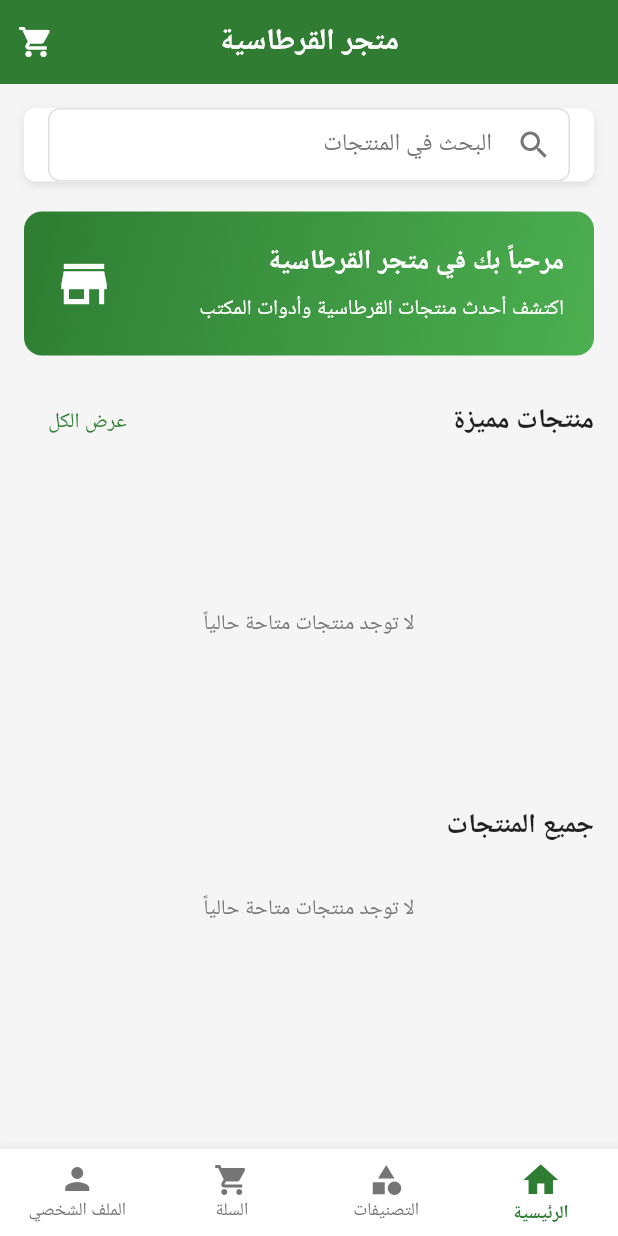
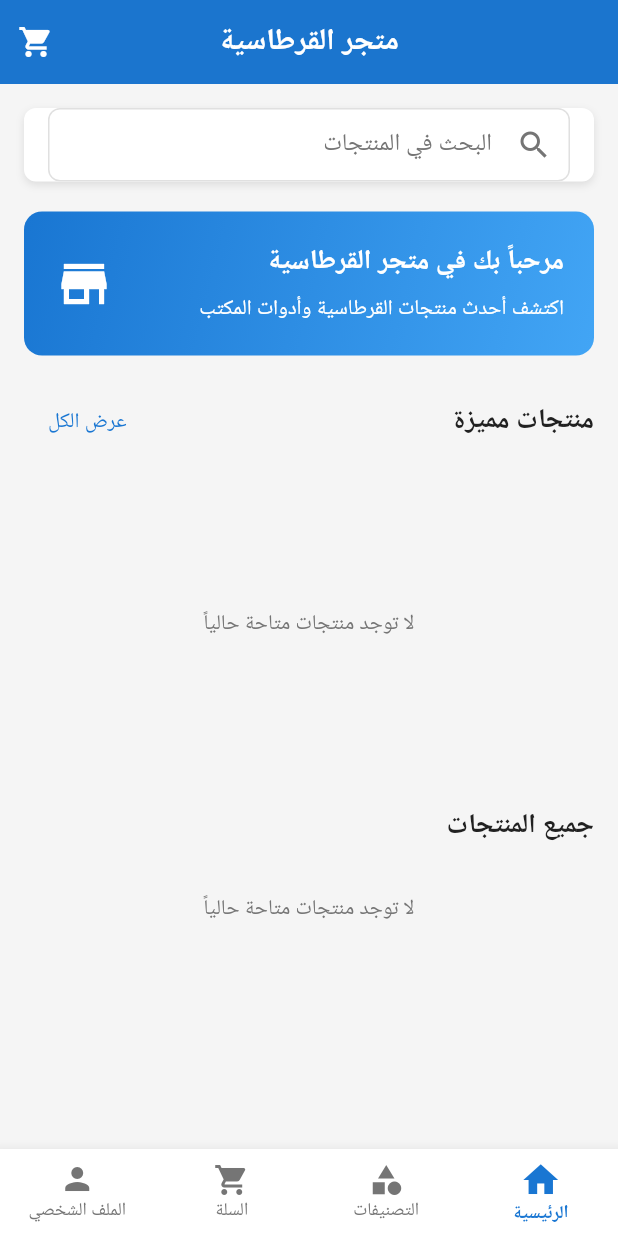
Before and after one commit to aalitariq44/paper-shop, a Flutter app: the screen it shows after launch, on a phone screen of 412 x 824 dp. Run offline on Flutter 3.47's test engine with Material 3 defaults, Android fonts, the phone set to English and light mode, and no system bars; our stand-ins replace cloud_firestore, firebase_auth, firebase_core, google_sign_in, shared_preferences; accounts and stored records are empty.

Commit message:
غير الوان التطبيق للازرق وليس اخضر

```diff
--- a/lib/core/constants/app_colors.dart
+++ b/lib/core/constants/app_colors.dart
@@ -6,10 +6,10 @@ class AppColors {
 
   // الألوان الرئيسية
   static const Color primaryColor = Color(
-    0xFF2E7D32,
-  ); // أخضر للطبيعة والقرطاسية
-  static const Color primaryLightColor = Color(0xFF4CAF50); // أخضر فاتح
-  static const Color primaryDarkColor = Color(0xFF1B5E20); // أخضر داكن
+    0xFF1976D2,
+  ); // أزرق للطبيعة والقرطاسية
+  static const Color primaryLightColor = Color(0xFF42A5F5); // أزرق فاتح
+  static const Color primaryDarkColor = Color(0xFF0D47A1); // أزرق داكن
   static const Color secondaryColor = Color(0xFFFFA726); // برتقالي للإبرازات
 
   // ألوان الخلفيات
@@ -23,7 +23,7 @@ class AppColors {
   static const Color textLight = Colors.white;
 
   // ألوان الحالة
-  static const Color successColor = Color(0xFF4CAF50); // أخضر للنجاح
+  static const Color successColor = Color(0xFF2196F3); // أزرق للنجاح
   static const Color errorColor = Color(0xFFF44336); // أحمر للخطأ
   static const Color warningColor = Color(0xFFFF9800); // برتقالي للتحذير
   static const Color infoColor = Color(0xFF2196F3); // أزرق للمعلومات
@@ -34,7 +34,7 @@ class AppColors {
   static const Color dividerColor = Color(0xFFE0E0E0); // رمادي للخطوط الفاصلة
 
   // ألوان خاصة بالمتجر
-  static const Color priceColor = Color(0xFF2E7D32); // أخضر داكن للأسعار
+  static const Color priceColor = Color(0xFF1976D2); // أزرق داكن للأسعار
   static const Color discountColor = Color(0xFFF44336); // أحمر للخصومات
   static const Color cartBadgeColor = Color(0xFFF44336); // أحمر لشارة السلة
   static const Color ratingStarColor = Color(0xFFFFB300); // أصفر ذهبي للتقييم
--- a/lib/core/utils/helpers.dart
+++ b/lib/core/utils/helpers.dart
@@ -182,7 +182,7 @@ class AppHelpers {
     showSnackBar(
       context,
       message,
-      backgroundColor: Colors.green,
+      backgroundColor: Colors.blue,
       textColor: Colors.white,
     );
   }
--- a/lib/presentation/providers/auth_provider.dart
+++ b/lib/presentation/providers/auth_provider.dart
@@ -33,7 +33,9 @@ class AuthProvider extends ChangeNotifier {
 
   /// الاستماع لتغييرات حالة المصادقة
   void _listenToAuthChanges() {
-    _authStateSubscription = _authRepository.authStateChanges.listen((User? user) async {
+    _authStateSubscription = _authRepository.authStateChanges.listen((
+      User? user,
+    ) async {
       if (user != null) {
         await _loadUserData();
       } else {
```
